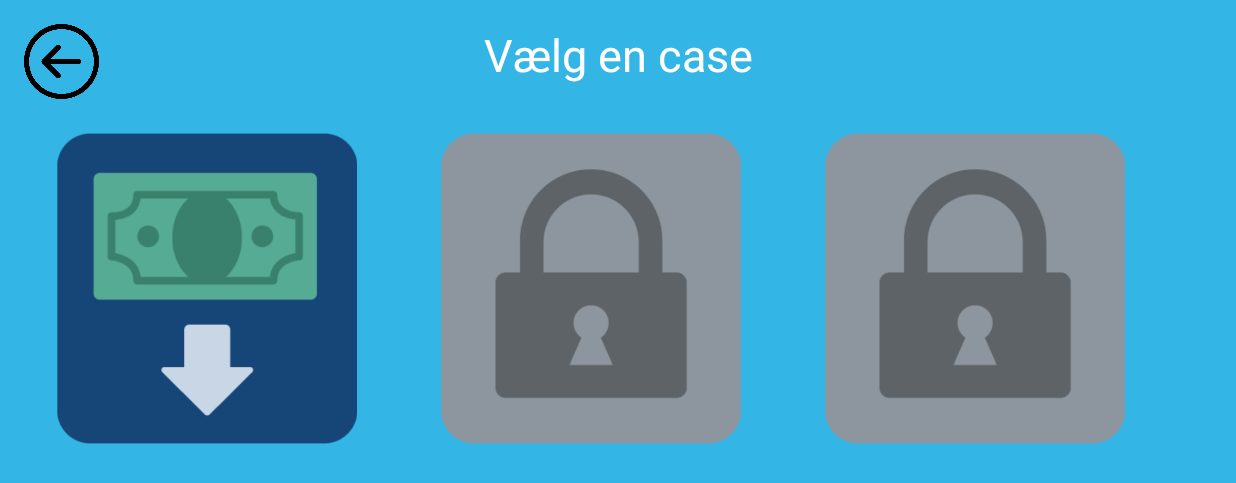
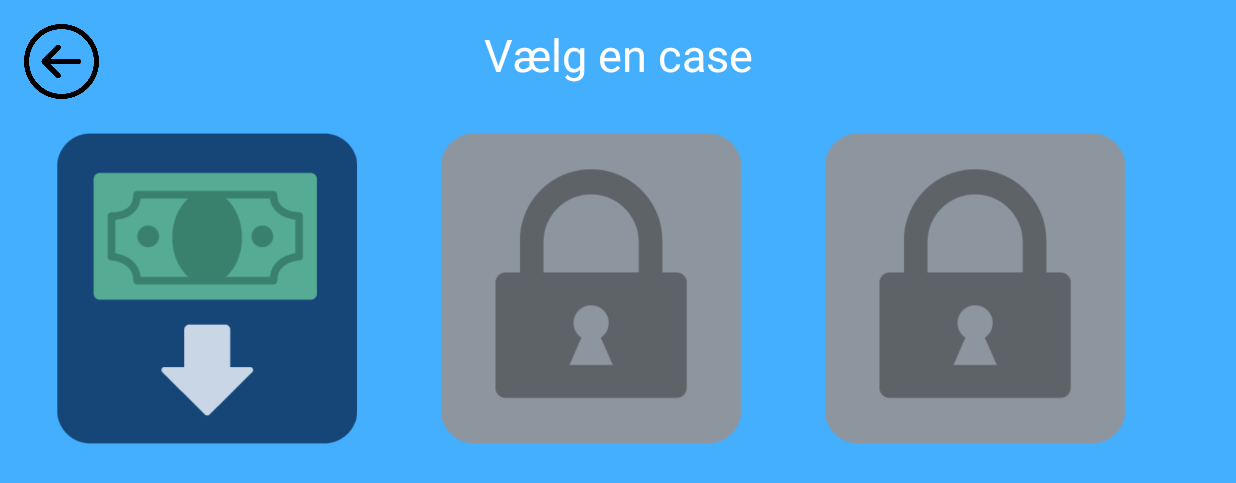
Before and after one commit to TorAP/PaySlipApplication, an Android app: the screen it shows after launch (CaseMenu), on a phone screen of 824 x 412 dp (held sideways). Shown: the top 483 px of the screen. Run offline under Robolectric (Android 15) with nearby library versions, the phone set to English and light mode, and no system bars.

Commit message:
Update activity_case_menu.xml

```diff
--- a/app/src/main/res/layout/activity_case_menu.xml
+++ b/app/src/main/res/layout/activity_case_menu.xml
@@ -5,7 +5,8 @@
     android:layout_width="match_parent"
     android:layout_height="match_parent"
     tools:context=".CaseMenu"
-    android:background="@android:color/holo_blue_light">
+    android:background="#44AEFF"
+    android:orientation="horizontal">
 
     <ImageButton
         android:id="@+id/backButton"
```
